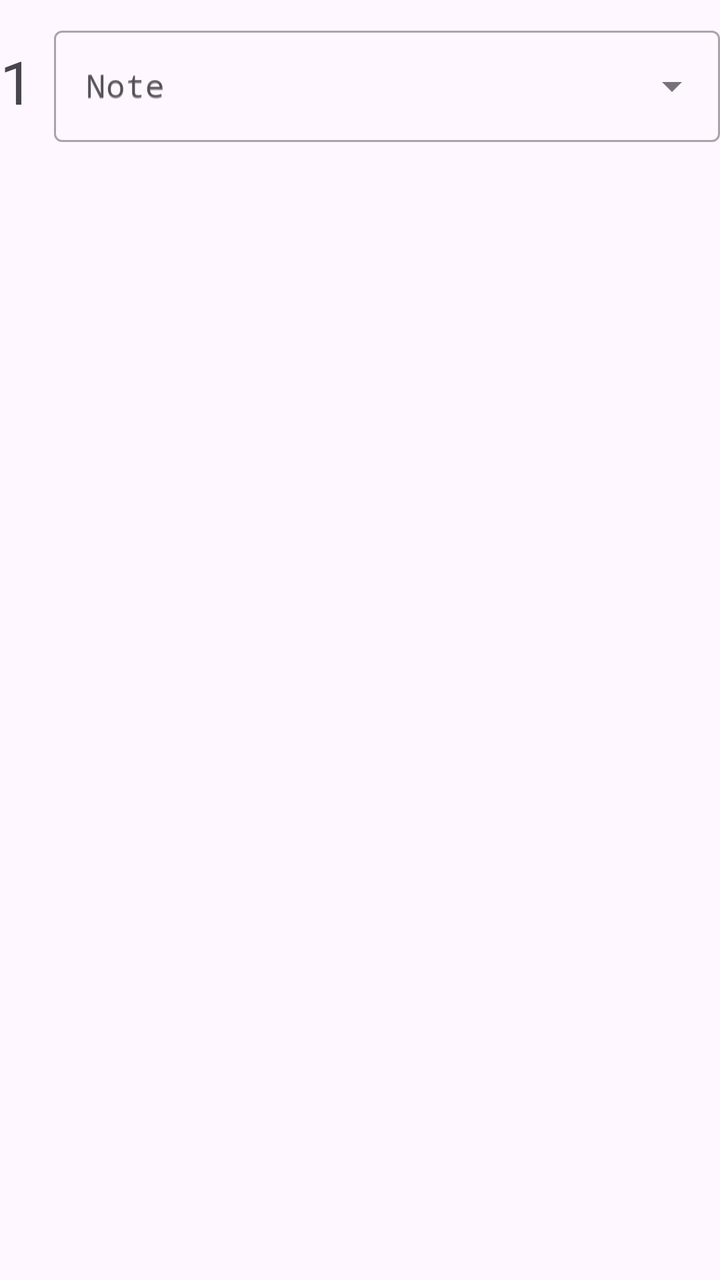
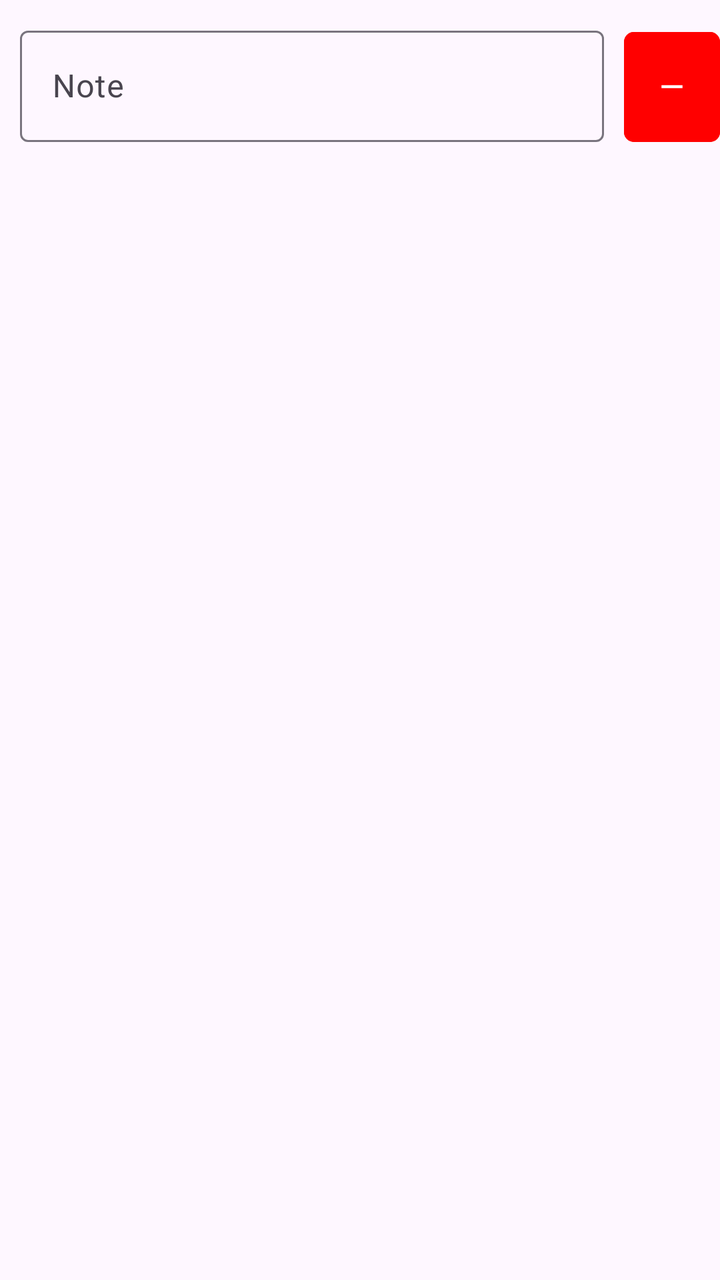

Compare the two renders of this Android layout. The source of the first and the diff that turns it into the second are given below.
<!-- AndroidManifest.xml: application theme Theme.AuroraTuner -->
<!-- res/layout/editor_note_item.xml -->
<?xml version="1.0" encoding="utf-8"?>
<com.google.android.material.card.MaterialCardView xmlns:android="http://schemas.android.com/apk/res/android"
    xmlns:app="http://schemas.android.com/apk/res-auto"
    xmlns:tools="http://schemas.android.com/tools"
    app:strokeWidth="0dp"
    android:layout_width="match_parent"
    android:layout_height="wrap_content">

    <LinearLayout
        android:layout_width="match_parent"
        android:layout_height="wrap_content"
        android:orientation="horizontal"
        android:layout_marginTop="10dp">

        <TextView
            android:layout_width="wrap_content"
            android:layout_height="match_parent"
            android:gravity="center_vertical"
            android:text="1"
            android:textSize="30sp"/>

        <com.google.android.material.textfield.TextInputLayout
            android:id="@+id/editor_note_selection"
            style="@style/Widget.MaterialComponents.TextInputLayout.OutlinedBox.ExposedDropdownMenu"
            android:layout_width="match_parent"
            android:layout_height="match_parent"
            android:hint="@string/editor_note_hint">

            <AutoCompleteTextView
                android:id="@+id/editor_note_selection_dropdown"
                android:layout_width="match_parent"
                android:layout_height="match_parent"
                android:layout_marginStart="10dp"
                android:fontFamily="monospace"
                android:inputType="none"
                android:hint="@string/editor_note_hint"
                android:textSize="16sp"
                tools:ignore="LabelFor" />

        </com.google.android.material.textfield.TextInputLayout>

    </LinearLayout>
</com.google.android.material.card.MaterialCardView>
<!-- resources referenced by this layout -->
<resources>
  <string name="editor_note_hint">Note</string>
  <style name="Theme.AuroraTuner" parent="Base.Theme.AuroraTuner" />
  <style name="Base.Theme.AuroraTuner" parent="Theme.Material3.DayNight.NoActionBar">
          
          
          <item name="android:navigationBarColor">@color/white</item>
          <item name="colorPrimaryDark">@color/white</item>
      </style>
  <color name="white">#FFFFFFFF</color>
</resources>

<!-- the commit's change to res/layout/editor_note_item.xml (unified diff, before → after) -->
@@ -3,6 +3,7 @@
     xmlns:app="http://schemas.android.com/apk/res-auto"
     xmlns:tools="http://schemas.android.com/tools"
     app:strokeWidth="0dp"
+    app:cardCornerRadius="0dp"
     android:layout_width="match_parent"
     android:layout_height="wrap_content">
 
@@ -13,31 +14,47 @@
         android:layout_marginTop="10dp">
 
         <TextView
+            android:id="@+id/editor_note_number_text"
             android:layout_width="wrap_content"
             android:layout_height="match_parent"
             android:gravity="center_vertical"
-            android:text="1"
             android:textSize="30sp"/>
 
         <com.google.android.material.textfield.TextInputLayout
-            android:id="@+id/editor_note_selection"
-            style="@style/Widget.MaterialComponents.TextInputLayout.OutlinedBox.ExposedDropdownMenu"
-            android:layout_width="match_parent"
+            android:layout_width="0dp"
+            android:layout_weight="4"
             android:layout_height="match_parent"
+            android:layout_marginStart="0dp"
+            android:layout_marginEnd="10dp"
             android:hint="@string/editor_note_hint">
 
-            <AutoCompleteTextView
-                android:id="@+id/editor_note_selection_dropdown"
+            <com.google.android.material.textfield.TextInputEditText
+                android:id="@+id/editor_note_input"
                 android:layout_width="match_parent"
-                android:layout_height="match_parent"
+                android:layout_height="wrap_content"
                 android:layout_marginStart="10dp"
-                android:fontFamily="monospace"
-                android:inputType="none"
-                android:hint="@string/editor_note_hint"
-                android:textSize="16sp"
-                tools:ignore="LabelFor" />
+                android:maxLines="1"
+                android:inputType="text"
+                android:imeOptions="actionDone"/>
+        </com.google.android.material.textfield.TextInputLayout>
 
-        </com.google.android.material.textfield.TextInputLayout>
+        <com.google.android.material.button.MaterialButton
+            android:id="@+id/editor_remove_note_button"
+            android:layout_width="48dp"
+            android:layout_height="match_parent"
+            android:minWidth="0dp"
+            android:minHeight="0dp"
+            android:insetTop="6dp"
+            android:insetBottom="0dp"
+            android:insetLeft="0dp"
+            android:insetRight="0dp"
+            android:padding="0dp"
+            app:cornerRadius="5dp"
+            android:backgroundTint="@color/red"
+            app:icon="@drawable/remove_icon"
+            app:iconGravity="textStart"
+            app:iconPadding="0dp"
+            app:iconTint="@android:color/white" />
 
     </LinearLayout>
 </com.google.android.material.card.MaterialCardView>
<!-- resource entries referenced after the edit -->
@@ -1,5 +1,12 @@
 <!-- resources referenced by this layout -->
 <resources>
+  <color name="red">#FF0000</color>
+  <!-- drawable remove_icon (drawable) -->
+  <vector xmlns:android="http://schemas.android.com/apk/res/android" android:height="24dp" android:tint="#000000" android:viewportHeight="24" android:viewportWidth="24" android:width="24dp">
+  
+      <path android:fillColor="@android:color/white" android:pathData="M19,13H5v-2h14v2z"/>
+  
+  </vector>
   <string name="editor_note_hint">Note</string>
   <style name="Theme.AuroraTuner" parent="Base.Theme.AuroraTuner" />
   <style name="Base.Theme.AuroraTuner" parent="Theme.Material3.DayNight.NoActionBar">
